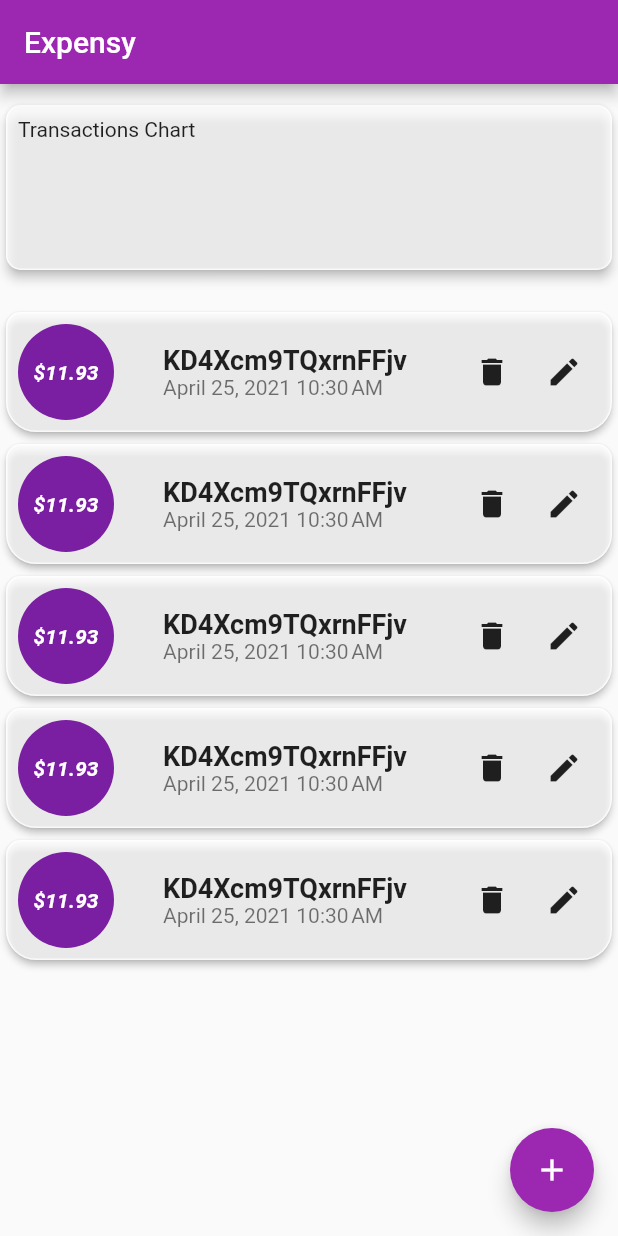
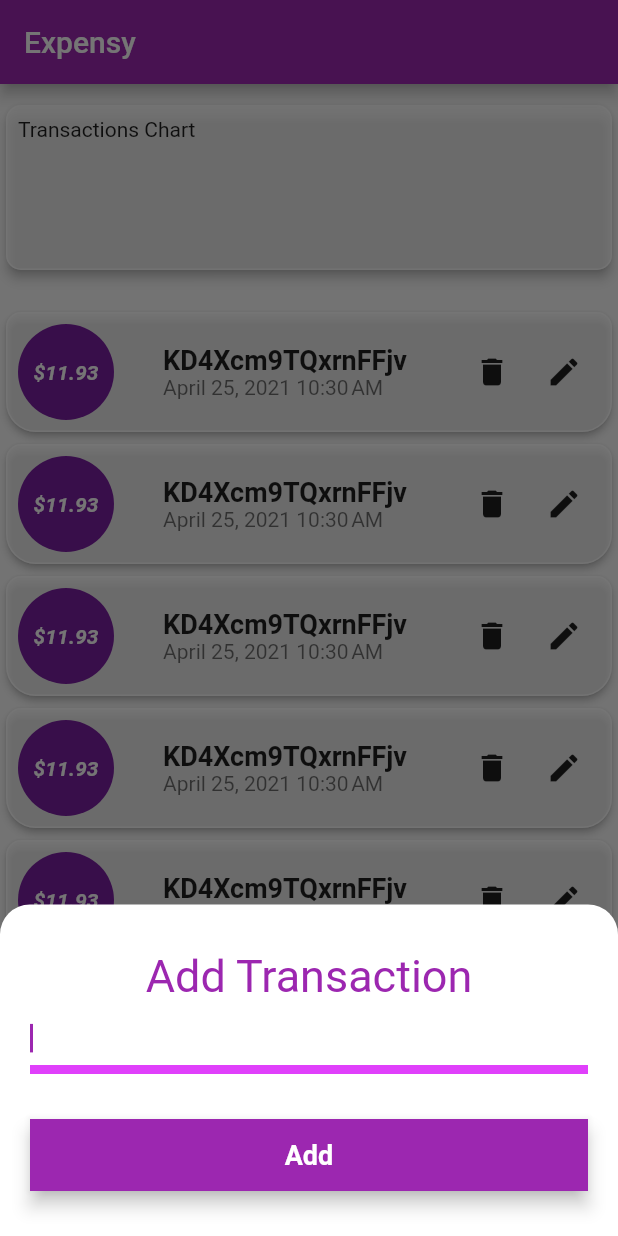
Before and after one commit to reymillenium/expensy_flutter, a Flutter app: the screen it shows after launch, after a tap on the "add" icon, on a phone screen of 412 x 824 dp. Run offline on Flutter 3.47's test engine with Material 2 defaults, Android fonts, the phone set to English and light mode, and no system bars.

Commit message:
Added lib/screens/add_transaction_screen.dart

```diff
--- a/lib/components/transaction_tile.dart
+++ b/lib/components/transaction_tile.dart
@@ -26,7 +26,7 @@ class TransactionTile extends StatelessWidget {
   Widget build(BuildContext context) {
     // final DateFormat formatter = DateFormat('MM/dd/yyyy').add_jm();
     final DateFormat formatter = DateFormat().add_yMMMMd().add_jm();
-    final String formattedDate = formatter.format(transaction.createAt);
+    final String formattedDate = formatter.format(transaction.executionDate);
     final currencyFormat = new NumberFormat("#,##0.00", "en_US");
     final String amountLabel = '\$${currencyFormat.format(transaction.amount)}';
     // final double amountFontSize = 14;
--- a/lib/models/transaction.dart
+++ b/lib/models/transaction.dart
@@ -15,6 +15,7 @@ class Transaction {
   String id;
   String title;
   double amount;
+  DateTime executionDate;
   DateTime createAt;
   DateTime updatedAt;
 
@@ -22,6 +23,7 @@ class Transaction {
     @required this.id,
     @required this.title,
     @required this.amount,
+    @required this.executionDate,
     @required this.createAt,
     @required this.updatedAt,
   });
--- a/lib/models/transactions_data.dart
+++ b/lib/models/transactions_data.dart
@@ -3,6 +3,7 @@ import 'package:flutter/material.dart';
 import 'dart:math'; // Allows to use: random
 import 'dart:convert'; // Allows to use: base64UrlEncode
 import 'package:intl/intl.dart'; // Allows to use: DateFormat
+import 'package:uuid/uuid.dart'; // Allows to use: Uuid
 
 // Screens:
 
@@ -23,7 +24,7 @@ class TransactionsData {
   // Constructor:
   TransactionsData() {
     DateTime now = DateTime.now();
-
+    var uuid = Uuid();
     // transactions = List<Transaction>.generate(5, (index) {
     //   return Transaction(
     //     id: 't$index',
@@ -36,10 +37,12 @@ class TransactionsData {
 
     for (int i = 0; i < 5; i++) {
       Transaction newTransaction = Transaction(
-        id: 't$i',
+        // id: 't$i',
+        id: '${uuid.v1()}',
         title: _getRandomString(12),
         // amount: randomDoubleInRange(min: 1.0, max: 100.0),
         amount: _roundDouble(_randomDoubleInRange(min: 1.0, max: 99.0), 2),
+        executionDate: now,
         createAt: now,
         updatedAt: now,
       );
@@ -69,5 +72,17 @@ class TransactionsData {
   }
 
   // Public methods:
-
+  void addTransaction({String title, double amount, DateTime executionDate}) {
+    DateTime now = DateTime.now();
+    var uuid = Uuid();
+    Transaction newTransaction = Transaction(
+      id: uuid.v1(),
+      title: title,
+      amount: amount,
+      executionDate: executionDate,
+      createAt: now,
+      updatedAt: now,
+    );
+    _transactions.add(newTransaction);
+  }
 }
--- /dev/null
+++ b/lib/screens/add_transaction_screen.dart
@@ -0,0 +1,116 @@
+// Packages:
+import 'package:flutter/material.dart';
+import 'dart:math'; // Allows to use: random
+import 'dart:convert'; // Allows to use: base64UrlEncode
+import 'package:intl/intl.dart'; // Allows to use: DateFormat
+
+// Screens:
+
+// Models:
+import 'package:expensy_flutter/models/transaction.dart';
+import 'package:expensy_flutter/models/transactions_data.dart';
+
+// Components:
+import 'package:expensy_flutter/components/transactions_list.dart';
+
+// Helpers:
+
+// Utilities:
+
+class AddTransactionScreen extends StatelessWidget {
+  @override
+  Widget build(BuildContext context) {
+    String title;
+    double amount;
+    DateTime executionDate;
+
+    return SingleChildScrollView(
+      child: Container(
+        // padding: const EdgeInsets.only(left: 20, top: 0, right: 20),
+        padding: const EdgeInsets.symmetric(horizontal: 20),
+        width: MediaQuery.of(context).size.width,
+        decoration: BoxDecoration(
+          color: Colors.white,
+          borderRadius: BorderRadius.only(
+            topLeft: Radius.circular(20),
+            topRight: Radius.circular(20),
+          ),
+        ),
+        child: Padding(
+          padding: const EdgeInsets.only(top: 30.0),
+          child: Column(
+            children: [
+              Text(
+                'Add Transaction',
+                style: TextStyle(
+                  color: Colors.purple,
+                  fontSize: 30,
+                ),
+              ),
+
+              // Title Input
+              TextField(
+                autofocus: true,
+                autocorrect: false,
+                decoration: InputDecoration(
+                  border: UnderlineInputBorder(
+                    borderSide: BorderSide(
+                      // color: kLightBlueBackground,
+                      color: Colors.red,
+                      // width: 30,
+                    ),
+                  ),
+                  enabledBorder: UnderlineInputBorder(
+                    borderSide: BorderSide(
+                      color: Colors.purple,
+                      width: 4.0,
+                    ),
+                  ),
+                  focusedBorder: UnderlineInputBorder(
+                    borderSide: BorderSide(
+                      color: Colors.purpleAccent,
+                      // color: Colors.red,
+                      width: 6.0,
+                    ),
+                  ),
+                ),
+                style: TextStyle(),
+                onChanged: (String newText) {
+                  // setState(() {
+                  title = newText;
+                  // });
+                },
+              ),
+
+              // Add button:
+              Padding(
+                padding: EdgeInsets.symmetric(vertical: 30.0),
+                child: Material(
+                  color: Colors.purple,
+                  // borderRadius: BorderRadius.circular(12.0),
+                  elevation: 5.0,
+                  child: MaterialButton(
+                    onPressed: () {
+                      Navigator.pop(context);
+                    },
+                    // minWidth: 300.0,
+                    minWidth: double.infinity,
+                    height: 42.0,
+                    child: Text(
+                      'Add',
+                      style: TextStyle(
+                        fontWeight: FontWeight.bold,
+                        fontSize: 18.0,
+                        color: Colors.white,
+                      ),
+                    ),
+                  ),
+                ),
+              ),
+            ],
+          ),
+        ),
+      ),
+    );
+  }
+}
--- a/lib/screens/transactions_screen.dart
+++ b/lib/screens/transactions_screen.dart
@@ -5,6 +5,7 @@ import 'dart:convert'; // Allows to use: base64UrlEncode
 import 'package:intl/intl.dart'; // Allows to use: DateFormat
 
 // Screens:
+import 'package:expensy_flutter/screens/add_transaction_screen.dart';
 
 // Models:
 import 'package:expensy_flutter/models/transaction.dart';
@@ -84,9 +85,16 @@ class _TransactionsScreenState extends State<TransactionsScreen> {
         ],
       ),
       floatingActionButton: FloatingActionButton(
-        onPressed: () {},
         tooltip: 'Increment',
         child: Icon(Icons.add),
+        onPressed: () {
+          showModalBottomSheet(
+            backgroundColor: Colors.transparent,
+            isScrollControlled: true,
+            context: context,
+            builder: (context) => AddTransactionScreen(),
+          );
+        },
       ), // This trailing comma makes auto-formatting nicer for build methods.
     );
   }
--- a/pubspec.yaml
+++ b/pubspec.yaml
@@ -29,6 +29,7 @@ dependencies:
   # Use with the CupertinoIcons class for iOS style icons.
   cupertino_icons: ^1.0.2
   intl: ^0.17.0
+  uuid: ^3.0.4
 
 dev_dependencies:
   flutter_test:
```
Also changed, not shown: pubspec.lock.
